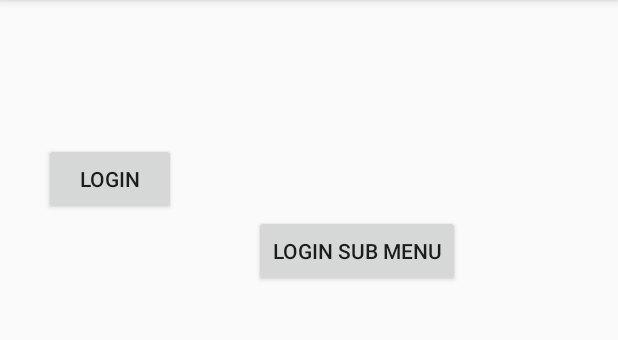
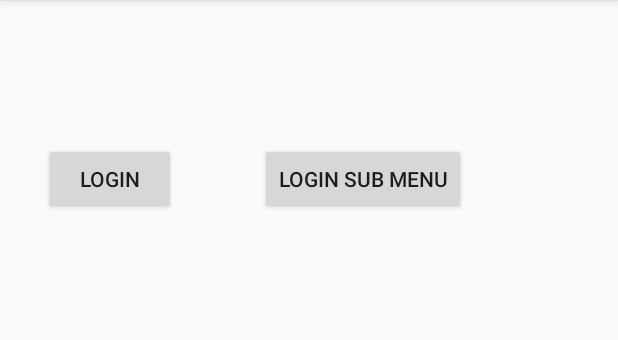
Before and after one commit to chintakawijetunga/MyQuizApplication, an Android app: the LoginMenu screen opened directly, with no data from a screen before it, on a phone screen of 412 x 824 dp, the part 84-424 px from its top. Run offline under Robolectric (Android 15) with nearby library versions, the phone set to English and light mode, and no system bars.

Commit message:
Setting Absolute layout

```diff
--- a/app/src/main/res/layout/activity_login_menu.xml
+++ b/app/src/main/res/layout/activity_login_menu.xml
@@ -7,17 +7,18 @@
     tools:context="com.example.chwtlk.myquizapplication.LoginMenu">
 
     <RelativeLayout
-        android:layout_width="386dp"
-        android:layout_height="475dp"
-        tools:layout_editor_absoluteX="16dp"
-        tools:layout_editor_absoluteY="-3dp">
+        android:layout_width="385dp"
+        android:layout_height="510dp"
+        tools:layout_editor_absoluteX="1dp"
+        tools:layout_editor_absoluteY="1dp">
 
         <Button
             android:id="@+id/buttonSubMenu"
             android:layout_width="wrap_content"
             android:layout_height="wrap_content"
-            android:layout_below="@+id/buttonLogin"
-            android:layout_marginStart="52dp"
+            android:layout_alignBaseline="@+id/buttonLogin"
+            android:layout_alignBottom="@+id/buttonLogin"
+            android:layout_marginStart="56dp"
             android:layout_toEndOf="@+id/buttonLogin"
             android:text="Login Sub Menu"
             tools:layout_editor_absoluteX="148dp"
@@ -27,14 +28,14 @@
             android:id="@+id/buttonLogin"
             android:layout_width="wrap_content"
             android:layout_height="wrap_content"
+            android:layout_alignParentStart="true"
+            android:layout_alignParentTop="true"
             android:layout_marginStart="29dp"
             android:layout_marginTop="95dp"
             android:onClick="OnClick"
             android:text="Login"
             tools:layout_editor_absoluteX="132dp"
-            tools:layout_editor_absoluteY="31dp"
-            android:layout_alignParentTop="true"
-            android:layout_alignParentStart="true" />
+            tools:layout_editor_absoluteY="31dp" />
     </RelativeLayout>
 
 </android.support.constraint.ConstraintLayout>
```
